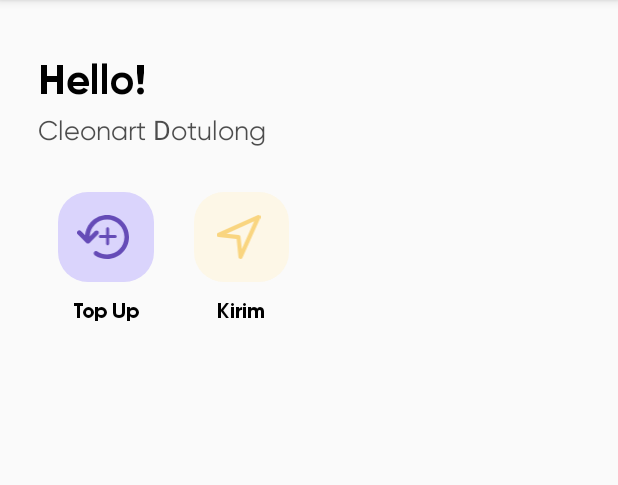
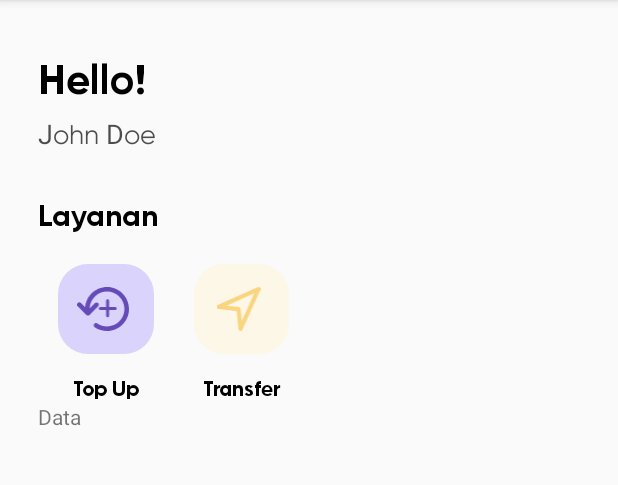
Before and after one commit to Cleonart/PicroPassengerV2, an Android app: the screen it shows after launch once a user with an empty profile is signed in (ActivityMain), on a phone screen of 412 x 824 dp, the part 84-569 px from its top. Run offline under Robolectric (Android 15) with nearby library versions, the phone set to English and light mode, and no system bars; our stand-ins replace Firebase (no records; nobody signed in at launch, a user with empty details on screens opened directly).

Commit message:
main layout

```diff
--- a/app/build.gradle
+++ b/app/build.gradle
@@ -27,6 +27,7 @@ android {
             proguardFiles getDefaultProguardFile('proguard-android-optimize.txt'), 'proguard-rules.pro'
         }
     }
+    sourceSets { main { res.srcDirs = ['src/main/res', 'src/main/res/layout/home'] } }
 }
 
 dependencies {
--- a/app/src/main/java/com/example/picro_passenger/ActivitySplash.kt
+++ b/app/src/main/java/com/example/picro_passenger/ActivitySplash.kt
@@ -14,12 +14,15 @@ import com.google.firebase.functions.FirebaseFunctions
 
 class ActivitySplash : AppCompatActivity(){
 
+    lateinit var intentControl : Intent
+
     override fun onCreate(savedInstanceState: Bundle?) {
         super.onCreate(savedInstanceState)
         setContentView(R.layout.activity_splash)
         supportActionBar!!.hide()
 
-        var intentControl = Intent()
+        intentControl = Intent()
+
         val splashSignIn = findViewById<Button>(R.id.splashSignIn)
         val splashSignUp = findViewById<Button>(R.id.splashSignUp)
         val splashRegisterNewCard = findViewById<Button>(R.id.splashRegisterNewCardButton)
--- a/app/src/main/java/com/example/picro_passenger/activities/ActivityMain.kt
+++ b/app/src/main/java/com/example/picro_passenger/activities/ActivityMain.kt
@@ -16,7 +16,7 @@ class ActivityMain : AppCompatActivity(){
     override fun onCreate(savedInstanceState: Bundle?) {
         super.onCreate(savedInstanceState)
         setContentView(R.layout.activities_main)
-
+        /*
         signOutButton = findViewById(R.id.SignOut)
 
         if(CloudFunctions.ValidateUserSignInToken()){
@@ -31,7 +31,7 @@ class ActivityMain : AppCompatActivity(){
             val intent_to = Intent(this, ActivitySplash::class.java)
             finish()
             startActivity(intent_to)
-        }
+        }*/
 
     }
 }
--- a/app/src/main/java/com/example/picro_passenger/preuse_activities/ActivitySignIn.kt
+++ b/app/src/main/java/com/example/picro_passenger/preuse_activities/ActivitySignIn.kt
@@ -44,7 +44,7 @@ class ActivitySignIn : AppCompatActivity(){
         backButton     = findViewById(R.id.back_button)
 
         // menampilkan dan memunculkan password
-        showAuth.setOnCheckedChangeListener { compoundButton, checkBox ->
+        showAuth.setOnCheckedChangeListener { _, checkBox ->
             if (checkBox) {
                 signInAuthCode.transformationMethod = HideReturnsTransformationMethod.getInstance()
             }
@@ -74,22 +74,16 @@ class ActivitySignIn : AppCompatActivity(){
     // passed test
     fun validatingInput(username: String = "", password: String = ""): Boolean {
 
-        // ERROR : kotak username harus diisi
-        if(username == ""){
+        if(username == "") {
             signInUsername.error = "Kotak username harus diisi"
             signInUsername.requestFocus()
         }
 
-        // ERRROR : kotak kode otentikasi harus diisi
-        if(password == ""){
-            signInAuthCode.error = "Kode otentikasi harus diisi"
-        }
+        if(password == ""){ signInAuthCode.error = "Kode otentikasi harus diisi" }
 
         // SUCCESS : jika username dan password telah memenuhi
         if(!(username == "" && password == "")){
-
             val password_int = password.toInt()
-
             // validasi benar jika jumlah password adalah 6 digit
             if(password_int >= 100000){
                 return true
@@ -97,7 +91,7 @@ class ActivitySignIn : AppCompatActivity(){
 
             // ERROR: kode otentikasi harus 6 digit
             signInAuthCode.error = "Kode otentikasi harus 6 digit"
-
+            signInAuthCode.requestFocus()
         }
 
         return false
@@ -152,10 +146,9 @@ class ActivitySignIn : AppCompatActivity(){
                                 // jika token terautentikasi dengan benar
                                 if (Task.isSuccessful) {
                                     Log.d("FirebaseSignIn", "signInWithCustomToken:success")
-                                    val user = auth.currentUser
-                                    val intent_to = Intent(this, ActivityMain::class.java)
+                                    val intentTo = Intent(this, ActivityMain::class.java)
                                     finish()
-                                    startActivity(intent_to)
+                                    startActivity(intentTo)
                                 }
 
                                 // jika token bermasalah
--- a/app/src/main/res/layout/activities_main.xml
+++ b/app/src/main/res/layout/activities_main.xml
@@ -1,15 +1,18 @@
 <?xml version="1.0" encoding="utf-8"?>
+
  <ScrollView
     xmlns:app="http://schemas.android.com/apk/res-auto"
     xmlns:tools="http://schemas.android.com/tools"
     android:layout_width="match_parent"
     android:layout_height="match_parent"
+    android:fillViewport="false"
+    tools:context=".activities.ActivityMain"
     xmlns:android="http://schemas.android.com/apk/res/android">
 
-    <androidx.constraintlayout.widget.ConstraintLayout
+    <LinearLayout
         android:layout_width="match_parent"
-        android:layout_height="wrap_content"
-        tools:context=".MainActivity"
+        android:layout_height="match_parent"
+        android:orientation="vertical"
         android:layout_marginLeft="25dp"
         android:layout_marginRight="25dp">
 
@@ -27,7 +30,7 @@
                 android:fontFamily="@font/gilroybold"
                 android:layout_width="wrap_content"
                 android:layout_height="wrap_content"
-                android:text="Hello!"
+                android:text="@string/activity_main_welcome_greet"
                 android:textColor="@color/dark"
                 android:textSize="28sp"
                 app:layout_constraintBottom_toBottomOf="parent"
@@ -39,11 +42,11 @@
                 android:fontFamily="@font/gilroyregular"
                 android:layout_width="wrap_content"
                 android:layout_height="wrap_content"
-                android:text="Cleonart Dotulong"
+                android:text="@string/activity_main_user_name"
                 android:alpha="0.7"
                 android:textColor="@color/dark"
                 android:textSize="18sp"
-                android:layout_marginTop="5dp"
+                android:layout_marginTop="8dp"
                 app:layout_constraintBottom_toBottomOf="parent"
                 app:layout_constraintLeft_toLeftOf="parent"
                 app:layout_constraintRight_toRightOf="parent"
@@ -51,84 +54,31 @@
 
         </LinearLayout>
 
-        <androidx.constraintlayout.widget.ConstraintLayout
-            android:layout_marginTop="30dp"
+        <!-- card -->
+        <include
+            layout="@layout/activities_main_card"
+            android:layout_width="match_parent"
+            android:layout_height="wrap_content"/>
+
+        <!-- feature bar -->
+        <include
+            layout="@layout/activities_main_feature"
             android:layout_width="match_parent"
             android:layout_height="wrap_content"
-            app:layout_constraintTop_toBottomOf="@+id/activity_main_header">
+            android:layout_marginTop="30dp"/>
 
-            <androidx.constraintlayout.widget.ConstraintLayout
-                android:id="@+id/top_up_button"
-                android:layout_width="0dp"
+        <RelativeLayout
+            android:layout_width="wrap_content"
+            android:layout_height="wrap_content"
+            android:layout_gravity="bottom">
+
+            <TextView
+                android:layout_width="match_parent"
                 android:layout_height="wrap_content"
-                android:orientation="vertical"
-                app:layout_constraintWidth_percent="0.25"
-                app:layout_constraintLeft_toLeftOf="parent">
+                android:text="Data"/>
 
-                <ImageView
-                    android:id="@+id/main_feature_button_top"
-                    android:layout_width="0dp"
-                    android:layout_height="60dp"
-                    android:src="@drawable/ic_top_up_icon"
-                    android:background="@drawable/main_feature_menu_background_purple"
-                    android:paddingTop="15dp"
-                    android:paddingBottom="15dp"
-                    android:paddingRight="4dp"
-                    app:layout_constraintWidth_percent="0.7"
-                    app:layout_constraintLeft_toLeftOf="parent"
-                    app:layout_constraintRight_toRightOf="parent"/>
+        </RelativeLayout>
 
-                <TextView
-                    android:id="@+id/main_feature_button_bottom"
-                    android:fontFamily="@font/gilroybold"
-                    android:layout_width="match_parent"
-                    android:layout_height="wrap_content"
-                    android:text="Top Up"
-                    android:layout_marginTop="10dp"
-                    android:textAlignment="center"
-                    android:textColor="@color/dark"
-                    app:layout_constraintBottom_toBottomOf="parent"
-                    app:layout_constraintTop_toBottomOf="@id/main_feature_button_top"/>
-
-            </androidx.constraintlayout.widget.ConstraintLayout>
-
-            <androidx.constraintlayout.widget.ConstraintLayout
-                android:id="@+id/transfer_button"
-                android:layout_width="0dp"
-                android:layout_height="wrap_content"
-                android:orientation="vertical"
-                app:layout_constraintWidth_percent="0.25"
-                app:layout_constraintLeft_toRightOf="@id/top_up_button">
-
-                <ImageView
-                    android:id="@+id/main_feature_button_top"
-                    android:layout_width="0dp"
-                    android:layout_height="60dp"
-                    android:src="@drawable/ic_transfer_icon"
-                    android:background="@drawable/main_feature_menu_background_yellow"
-                    android:paddingTop="15dp"
-                    android:paddingBottom="15dp"
-                    android:paddingRight="4dp"
-                    app:layout_constraintWidth_percent="0.7"
-                    app:layout_constraintLeft_toLeftOf="parent"
-                    app:layout_constraintRight_toRightOf="parent"/>
-
-                <TextView
-                    android:id="@+id/main_feature_button_bottom"
-                    android:fontFamily="@font/gilroybold"
-                    android:layout_width="match_parent"
-                    android:layout_height="wrap_content"
-                    android:text="Kirim"
-                    android:layout_marginTop="10dp"
-                    android:textAlignment="center"
-                    android:textColor="@color/dark"
-                    app:layout_constraintBottom_toBottomOf="parent"
-                    app:layout_constraintTop_toBottomOf="@id/main_feature_button_top"/>
-
-            </androidx.constraintlayout.widget.ConstraintLayout>
-
-        </androidx.constraintlayout.widget.ConstraintLayout>
-
-    </androidx.constraintlayout.widget.ConstraintLayout>
+    </LinearLayout>
 
 </ScrollView>
--- /dev/null
+++ b/app/src/main/res/layout/activities_main_card.xml
@@ -0,0 +1,9 @@
+<?xml version="1.0" encoding="utf-8"?>
+<androidx.constraintlayout.widget.ConstraintLayout
+    xmlns:android="http://schemas.android.com/apk/res/android"
+    android:layout_width="match_parent"
+    android:layout_height="wrap_content"
+    android:background="@color/dark">
+
+
+</androidx.constraintlayout.widget.ConstraintLayout>
--- /dev/null
+++ b/app/src/main/res/layout/activities_main_feature.xml
@@ -0,0 +1,104 @@
+<?xml version="1.0" encoding="utf-8"?>
+<LinearLayout
+    xmlns:android="http://schemas.android.com/apk/res/android"
+    xmlns:tools="http://schemas.android.com/tools"
+    xmlns:app="http://schemas.android.com/apk/res-auto"
+    android:layout_height="wrap_content"
+    android:layout_width="match_parent"
+    android:orientation="vertical">
+
+    <TextView
+        android:layout_width="match_parent"
+        android:layout_height="wrap_content"
+        android:text="@string/activity_main_feature_title"
+        android:fontFamily="@font/gilroybold"
+        android:textSize="@dimen/activity_main_feature_icon_title_size"
+        android:textColor="@color/dark"/>
+
+    <androidx.constraintlayout.widget.ConstraintLayout
+        android:layout_width="match_parent"
+        android:layout_height="wrap_content"
+        android:layout_marginTop="20dp">
+
+    <androidx.constraintlayout.widget.ConstraintLayout
+        android:id="@+id/top_up_button"
+        android:layout_width="0dp"
+        android:layout_height="wrap_content"
+        android:orientation="vertical"
+        app:layout_constraintWidth_percent="0.25"
+        app:layout_constraintLeft_toLeftOf="parent"
+        app:layout_constraintTop_toTopOf="parent">
+        <ImageView
+            android:id="@+id/main_feature_button_top"
+            android:layout_width="0dp"
+            android:layout_height="60dp"
+            android:src="@drawable/ic_top_up_icon"
+            android:background="@drawable/main_feature_menu_background_purple"
+            android:paddingTop="@dimen/activity_main_feature_icon_padding_top"
+            android:paddingBottom="@dimen/activity_main_feature_icon_padding_bottom"
+            android:paddingRight="@dimen/activity_main_feature_icon_padding_right"
+            android:paddingEnd="@dimen/activity_main_feature_icon_padding_right"
+            android:contentDescription="@string/activity_main_feature_icon_top_up_content_desc"
+            app:layout_constraintWidth_percent="0.7"
+            app:layout_constraintLeft_toLeftOf="parent"
+            app:layout_constraintRight_toRightOf="parent"
+            app:layout_constraintTop_toTopOf="parent"
+            tools:ignore="RtlSymmetry" />
+        <TextView
+            android:id="@+id/main_feature_button_bottom"
+            android:fontFamily="@font/gilroybold"
+            android:layout_width="match_parent"
+            android:layout_height="wrap_content"
+            android:text="@string/activity_main_feature_icon_top_up_content_desc"
+            android:layout_marginTop="@dimen/activity_main_feature_icon_title_text_margin"
+            android:textAlignment="center"
+            android:textSize="@dimen/activity_main_feature_icon_title_text_size"
+            android:textColor="@color/dark"
+            android:gravity="center_horizontal"
+            app:layout_constraintBottom_toBottomOf="parent"
+            app:layout_constraintTop_toBottomOf="@id/main_feature_button_top" />
+    </androidx.constraintlayout.widget.ConstraintLayout>
+
+    <androidx.constraintlayout.widget.ConstraintLayout
+        android:id="@+id/transfer_button"
+        android:layout_width="0dp"
+        android:layout_height="wrap_content"
+        android:orientation="vertical"
+        app:layout_constraintWidth_percent="0.25"
+        app:layout_constraintLeft_toRightOf="@id/top_up_button"
+        app:layout_constraintTop_toTopOf="parent">
+        <ImageView
+            android:id="@+id/main_feature_button_top_2"
+            android:layout_width="0dp"
+            android:layout_height="60dp"
+            android:src="@drawable/ic_transfer_icon"
+            android:background="@drawable/main_feature_menu_background_yellow"
+            android:paddingTop="@dimen/activity_main_feature_icon_padding_top"
+            android:paddingBottom="@dimen/activity_main_feature_icon_padding_bottom"
+            android:paddingRight="@dimen/activity_main_feature_icon_padding_right"
+            android:paddingEnd="@dimen/activity_main_feature_icon_padding_right"
+            android:contentDescription="@string/activity_main_feature_icon_transfer_content_desc"
+            app:layout_constraintWidth_percent="0.7"
+            app:layout_constraintLeft_toLeftOf="parent"
+            app:layout_constraintRight_toRightOf="parent"
+            app:layout_constraintTop_toTopOf="parent"
+            tools:ignore="RtlSymmetry" />
+        <TextView
+            android:id="@+id/main_feature_button_bottom_2"
+            android:fontFamily="@font/gilroybold"
+            android:layout_width="match_parent"
+            android:layout_height="wrap_content"
+            android:text="@string/activity_main_feature_icon_transfer_content_desc"
+            android:layout_marginTop="@dimen/activity_main_feature_icon_title_text_margin"
+            android:textAlignment="center"
+            android:textSize="@dimen/activity_main_feature_icon_title_text_size"
+            android:textColor="@color/dark"
+            android:gravity="center_horizontal"
+            app:layout_constraintBottom_toBottomOf="parent"
+            app:layout_constraintTop_toBottomOf="@id/main_feature_button_top_2" />
+    </androidx.constraintlayout.widget.ConstraintLayout>
+
+
+</androidx.constraintlayout.widget.ConstraintLayout>
+
+</LinearLayout>
--- /dev/null
+++ b/app/src/main/res/values/actvities_main.xml
@@ -0,0 +1,20 @@
+<?xml version="1.0" encoding="utf-8"?>
+<resources>
+
+    <!-- activities_main_header -->
+    <string name="activity_main_welcome_greet">Hello!</string>
+    <string name="activity_main_user_name">John Doe</string>
+
+    <!-- activities_main_feature -->
+    <dimen name="activity_main_feature_icon_padding_top">15dp</dimen>
+    <dimen name="activity_main_feature_icon_padding_bottom">15dp</dimen>
+    <dimen name="activity_main_feature_icon_padding_right">4dp</dimen>
+    <dimen name="activity_main_feature_icon_title_text_size">14sp</dimen>
+    <dimen name="activity_main_feature_icon_title_text_margin">14sp</dimen>
+    <dimen name="activity_main_feature_icon_title_size">20sp</dimen>
+
+    <string name="activity_main_feature_icon_top_up_content_desc">Top Up</string>
+    <string name="activity_main_feature_icon_transfer_content_desc">Transfer</string>
+    <string name="activity_main_feature_title">Layanan</string>
+
+</resources>
--- a/app/src/main/res/values/styles.xml
+++ b/app/src/main/res/values/styles.xml
@@ -26,4 +26,6 @@
     <dimen name="margin_between_label_to_input">16dp</dimen>
     <dimen name="splash_button_padding">9dp</dimen>
 
+
+
 </resources>
```
